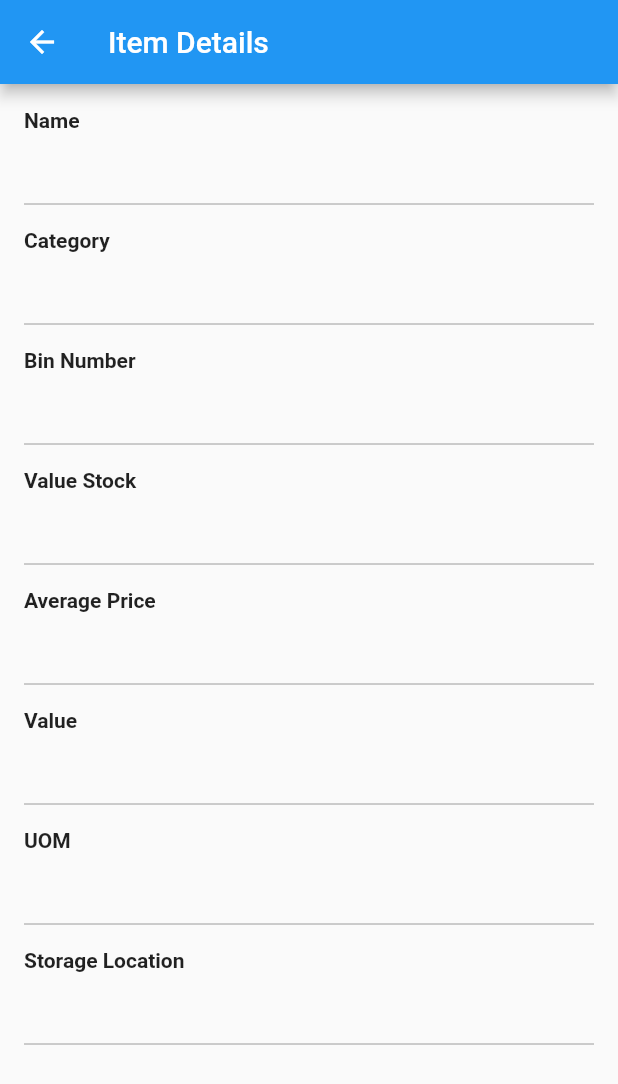
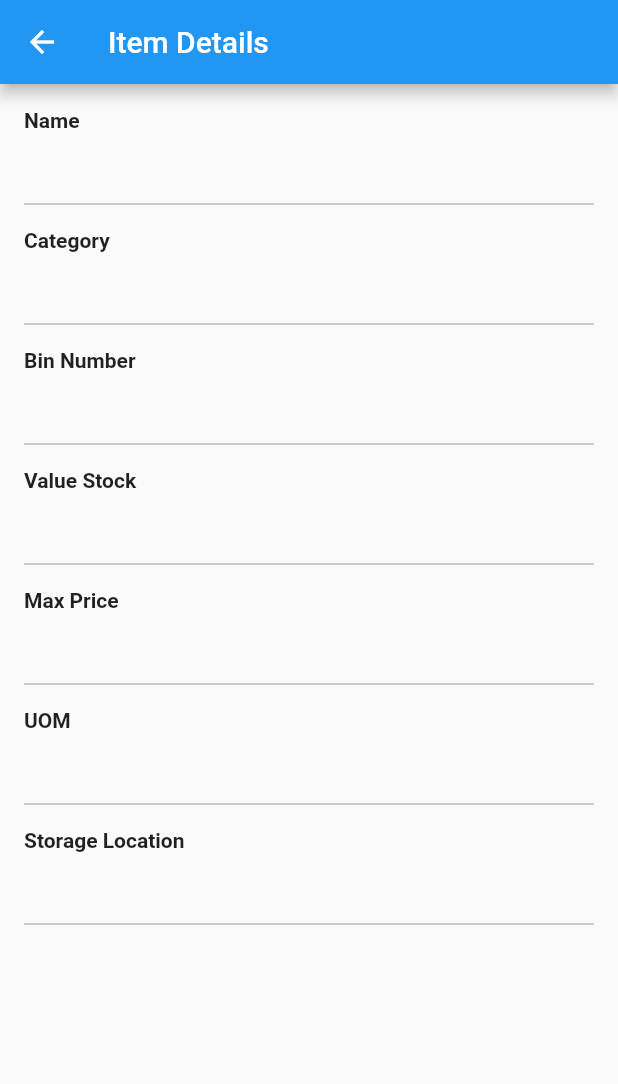
Before and after one commit to aalu-love/inventory-manager, a Flutter app: the DetailScreen screen opened directly with empty values, on a phone screen of 412 x 824 dp. Shown: the top 1084 px of the screen. Run offline on Flutter 3.47's test engine with Material 2 defaults, Android fonts, the phone set to English and light mode, and no system bars; network calls fail.

Commit message:
full commit

```diff
--- /dev/null
+++ b/lib/environment/env.dart
@@ -0,0 +1,4 @@
+class Environment {
+  static const String baseUrl = 'https://blackcoffe-be.cyclic.app/mukulsheet';
+  static const int maxItems = 10;
+}
--- a/lib/main.dart
+++ b/lib/main.dart
@@ -1,5 +1,5 @@
+import 'screens/home_screen.dart';
 import 'package:flutter/material.dart';
-import 'screens/home_screen.dart';
 
 void main() {
   runApp(const MyApp());
--- a/lib/models/item.dart
+++ b/lib/models/item.dart
@@ -1,21 +1,41 @@
+import 'dart:convert';
+
 class Item {
+  final String id;
+  final String uom;
+  final String binNo;
+  final String valStock;
+  final String maxPrice;
   final String materialNo;
-  final String desription;
-  final String binNo;
-  final String valueStock;
-  final String avgPrice;
-  final String value;
-  final String uom;
+  final String description;
   final String storageLoc;
 
   Item({
+    required this.id,
+    required this.uom,
+    required this.binNo,
+    required this.valStock,
+    required this.maxPrice,
     required this.materialNo,
-    required this.desription,
-    required this.binNo,
-    required this.valueStock,
-    required this.avgPrice,
-    required this.value,
-    required this.uom,
+    required this.description,
     required this.storageLoc,
   });
+
+  factory Item.fromJson(Map<String, dynamic> json) {
+    return Item(
+      id: json['_id'].toString(),
+      uom: json['uom'].toString(),
+      binNo: json['binNo'].toString(),
+      valStock: json['valStock'].toString(),
+      maxPrice: json['maxPrice'].toString(),
+      materialNo: json['material no.'].toString(),
+      description: json['description'].toString(),
+      storageLoc: json['storage loc'].toString(),
+    );
+  }
 }
+
+List<Item> parseItems(String jsonString) {
+  List<dynamic> jsonData = json.decode(jsonString);
+  return jsonData.map((data) => Item.fromJson(data)).toList();
+}
--- a/lib/screens/detail_screen.dart
+++ b/lib/screens/detail_screen.dart
@@ -1,6 +1,6 @@
+import '../models/item.dart';
 import 'package:flutter/material.dart';
 import 'package:flutter_application_1/widgets/label_Item.dart';
-import '../models/item.dart';
 
 class DetailScreen extends StatefulWidget {
   final Item item;
@@ -33,7 +33,7 @@ class _DetailScreenState extends State<DetailScreen> {
             ),
             LabelValueFormField(
               label: 'Category',
-              initialValue: widget.item.desription,
+              initialValue: widget.item.description,
             ),
             LabelValueFormField(
               label: 'Bin Number',
@@ -41,16 +41,16 @@ class _DetailScreenState extends State<DetailScreen> {
             ),
             LabelValueFormField(
               label: 'Value Stock',
-              initialValue: widget.item.valueStock,
+              initialValue: widget.item.valStock,
             ),
             LabelValueFormField(
-              label: 'Average Price',
-              initialValue: widget.item.avgPrice,
+              label: 'Max Price',
+              initialValue: widget.item.maxPrice,
             ),
-            LabelValueFormField(
-              label: 'Value',
-              initialValue: widget.item.value,
-            ),
+            // LabelValueFormField(
+            //   label: 'Value',
+            //   initialValue: widget.item.value,
+            // ),
             LabelValueFormField(
               label: 'UOM',
               initialValue: widget.item.uom,
--- a/lib/widgets/item_card.dart
+++ b/lib/widgets/item_card.dart
@@ -1,5 +1,5 @@
+import '../models/item.dart';
 import 'package:flutter/material.dart';
-import '../models/item.dart';
 
 class ItemCard extends StatelessWidget {
   final Item item;
@@ -11,7 +11,7 @@ class ItemCard extends StatelessWidget {
     return Card(
       child: ListTile(
         title: Text(item.materialNo),
-        subtitle: Text(item.desription),
+        subtitle: Text(item.description),
       ),
     );
   }
```
Also changed, not shown: lib/apis/api.dart (added, +10 -0 lines), lib/screens/home_screen.dart (+56 -57 lines), lib/screens/loading_screen.dart (added, +27 -0 lines), lib/services/csv_service.dart (deleted, +0 -97 lines), pubspec.yaml (+3 -4 lines), pubspec.lock, 3 other files.
